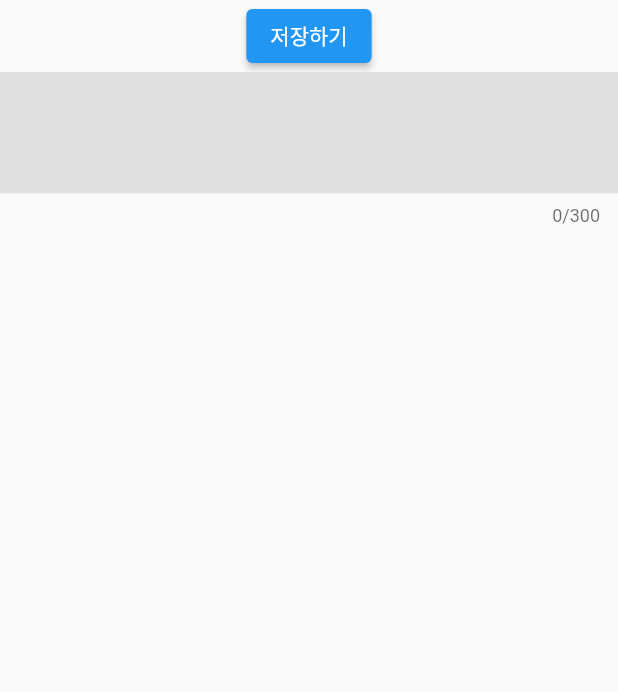
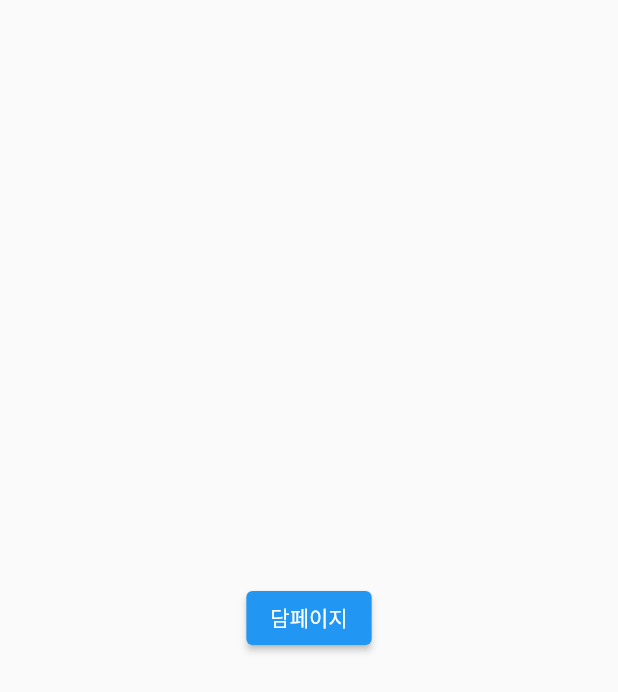
Before and after one commit to yooseek/test_UI_project, a Flutter app: the screen it shows after launch, on a phone screen of 412 x 824 dp. Shown: the top 692 px of the screen. Run offline on Flutter 3.47's test engine with Material 2 defaults, Android fonts, the phone set to English and light mode, and no system bars; our stand-ins replace flutter_hooks, rxdart.

```diff
--- a/lib/main.dart
+++ b/lib/main.dart
@@ -1,13 +1,20 @@
+import 'dart:async';
+import 'dart:isolate';
 import 'dart:math';
 import 'dart:ui';
 
 import 'package:flutter/cupertino.dart';
+import 'package:flutter/foundation.dart';
+import 'package:flutter/gestures.dart';
 import 'package:flutter/material.dart';
 import 'package:flutter/services.dart';
+import 'package:flutter_hooks/flutter_hooks.dart';
+import 'package:rxdart/rxdart.dart';
+import 'package:test_ui_project/screen/back_drop_screen.dart';
 import 'package:test_ui_project/screen/login_ui_screen.dart';
 import 'package:test_ui_project/screen/tab_switching_view.dart';
 
-void main() {
+void main() async {
   runApp(const MyApp());
 }
 
@@ -17,107 +24,67 @@ class MyApp extends StatelessWidget {
   // This widget is the root of your application.
   @override
   Widget build(BuildContext context) {
+    print('빌드 실행');
     return MaterialApp(
       title: 'Flutter Demo',
       theme: ThemeData(
         primarySwatch: Colors.blue,
       ),
       home: Scaffold(
-        // Scaffold의 body나 floating button이 가려지는 것을 막기위해 스스로 크기를 조절하고 모두 보이게 할지를 결정하는 프로퍼티
-        resizeToAvoidBottomInset: true,
-        body: CustomListView(),
-        drawer: Drawer(),
+        body: tempScreen(),
       ),
     );
   }
 }
 
-class CustomListView extends StatefulWidget {
-  CustomListView({Key? key}) : super(key: key);
-
-  @override
-  State<CustomListView> createState() => _CustomListViewState();
-}
-
-class _CustomListViewState extends State<CustomListView> {
-  List<int> testList = List.generate(20, (index) => index);
-
-  final TextEditingController textEditingController = TextEditingController();
-
-  final GlobalKey<FormState> formKey = GlobalKey();
+class tempScreen extends StatelessWidget {
+  const tempScreen({Key? key}) : super(key: key);
 
   @override
   Widget build(BuildContext context) {
-    return GestureDetector(
-      onTap: () {
-        FocusScope.of(context).requestFocus(FocusNode());
-      },
-      child: SingleChildScrollView(
-        keyboardDismissBehavior: ScrollViewKeyboardDismissBehavior.onDrag,
-        child: Form(
-              // form의 컨트롤러처럼 작용하는 formKey
-              key: formKey,
-              autovalidateMode: AutovalidateMode.onUserInteraction,
-              child: Column(
-                children: [
-                  ElevatedButton(
-                      onPressed: () {
-                        // formKey는 생성을 했는데 Form 위젯과 결합을 안했을 때
-                        if (formKey.currentState == null) {
-                          return;
-                        }
-                        if (formKey.currentState!.validate()) {
-                          formKey.currentState!.save();
-
-                          print('저장되었습니다');
-                          FocusScope.of(context).unfocus();
-                        } else {}
-                      },
-                      child: Text('저장하기')),
-                  ConstrainedBox(
-                    constraints: BoxConstraints.loose(Size(500, 100)),
-                    child: TextFormField(
-                      controller: textEditingController,
-                      // null이 return 되면 에러가 없다.
-                      // 에러가 있으면 에러를 String 값으로 리턴한다.
-                      validator: (String? val) {
-                        if (textEditingController.text.trim().isEmpty) {
-                          return '값을 입력해주세요';
-                        }
-                        return null;
-                      },
-                      // 초기값 세팅하기
-                      initialValue: null,
-                      // 저장하기 - 상위 Form 에서 save 함수가 호출될 때 하위 onSaved 가 실행됨
-                      onSaved: (String? val) {
-                        print('저장됨 - $val');
-                        textEditingController.clear();
-                      },
-                      // 기본 키보드 타입 바꾸기
-                      keyboardType: TextInputType.multiline,
-                      // 인풋 내용 필터링
-                      inputFormatters: [
-                        FilteringTextInputFormatter.singleLineFormatter
-                      ],
-                      // 글자 제한
-                      maxLength: 300,
-                      maxLines: null,
-                      // 텍스트 필드 세로로 최대한으로 늘이기
-                      expands: true,
-                      cursorColor: Colors.grey,
-                      decoration: InputDecoration(
-                        border: InputBorder.none,
-                        filled: true,
-                        fillColor: Colors.grey[300],
-                        // 접미사 글자
-                        suffixText: ' 접미사',
-                      ),
-                    ),
-                  ),
-                ],
-              ),
-            ),
+    return Container(
+      child: Center(
+        child: ElevatedButton(
+          child: Text('담페이지'),
+          onPressed: () {
+            Navigator.of(context).push(MaterialPageRoute(
+              builder: (_) => BackDropScreen(),
+            ));
+          },
         ),
-      );
+      ),
+    );
   }
 }
+
+class RXScreen extends HookWidget {
+  const RXScreen({Key? key}) : super(key: key);
+
+  @override
+  Widget build(BuildContext context) {
+    // 위젯이 리빌드 될 때마다 subject를 다시 생성한다
+    final subject = useMemoized(() => BehaviorSubject<String>(), [key]);
+
+    // 위젯이 리빌드 될 때마다 예전 subject를 삭제한다
+    useEffect(
+      () => subject.close,
+      [subject],
+    );
+
+    return Column(
+      children: [
+        SizedBox(
+          height: 200,
+        ),
+        StreamBuilder<String>(
+          stream: subject.stream.distinct().debounceTime(Duration(seconds: 1)),
+          initialData: '비어있습니다',
+          builder: (context, snapshot) {
+            return Text(snapshot.data.toString());
+          },
+        ),
+        TextField(onChanged: subject.sink.add),
+      ],
+    );
+  }
+}
```
Also changed, not shown: apis/animals.json (added, +14 -0 lines), apis/person.json (added, +14 -0 lines), lib/api/api.dart (added, +65 -0 lines), lib/models/animal.dart (added, +35 -0 lines), lib/models/person.dart (added, +31 -0 lines), lib/models/thing.dart (added, +10 -0 lines), lib/screen/back_drop_screen.dart (added, +226 -0 lines), lib/screen/temp.dart (added, +81 -0 lines), pubspec.yaml (+4 -3 lines), assets/images/screen_shot.png (added), pubspec.lock, 1 other file.
